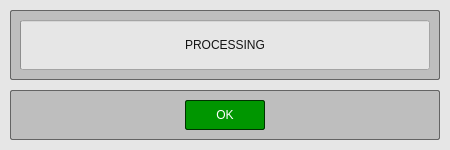
This is src/Forms/ProcessingWindow.ui in psv-git/BDOLang as Qt 5 draws it before an edit. The edited form follows.
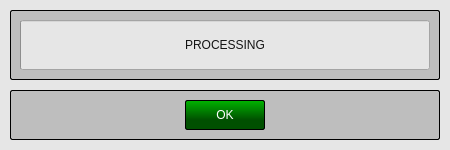
This is the edited form. Icons and pictures are not drawn.

Diff of the .ui file:
```diff
--- a/src/Forms/ProcessingWindow.ui
+++ b/src/Forms/ProcessingWindow.ui
@@ -57,7 +57,7 @@
     <string notr="true">QFrame {
 	background-color: rgb(190, 190, 190);
 	
-	border: 1px solid  rgb(100, 100, 100);
+	border: 1px solid  rgb(0, 0, 0);
 	border-radius: 2px;
 }
 </string>
@@ -66,7 +66,13 @@
     <enum>QFrame::StyledPanel</enum>
    </property>
    <property name="frameShadow">
-    <enum>QFrame::Raised</enum>
+    <enum>QFrame::Sunken</enum>
+   </property>
+   <property name="lineWidth">
+    <number>5</number>
+   </property>
+   <property name="midLineWidth">
+    <number>2</number>
    </property>
    <widget class="QProgressBar" name="progressBar">
     <property name="geometry">
@@ -143,7 +149,7 @@
     <string notr="true">QFrame {
 	background-color: rgb(190, 190, 190);
 	
-	border: 1px solid  rgb(100, 100, 100);
+	border: 1px solid  rgb(0, 0, 0);
 	border-radius: 2px;
 }
 </string>
@@ -152,7 +158,13 @@
     <enum>QFrame::StyledPanel</enum>
    </property>
    <property name="frameShadow">
-    <enum>QFrame::Raised</enum>
+    <enum>QFrame::Sunken</enum>
+   </property>
+   <property name="lineWidth">
+    <number>5</number>
+   </property>
+   <property name="midLineWidth">
+    <number>2</number>
    </property>
    <widget class="QPushButton" name="exitButton">
     <property name="enabled">
@@ -177,9 +189,9 @@
 	font: 75 12pt &quot;Liberation Sans&quot;;
 	color: rgb(255, 255, 255);
 
-	background-color: rgb(0, 150, 0);
+	background-color: qlineargradient(x1: 0, y1: 0, x2: 0, y2: 0.67,  stop: 0 rgb(0, 180, 0), stop: 1 rgb(0, 80, 0));
 
-	border: 1px solid  rgb(0, 50, 0);
+	border: 1px solid  rgb(0, 0, 0);
 	border-radius: 2px;
 }
 
@@ -188,7 +200,7 @@
 }
 
 QPushButton:disabled {
-	background-color: rgb(100, 150, 100);
+	background-color: rgb(150, 180, 150);
 }
 </string>
     </property>
```
Left out of the diff: 2 changed lines with no effect on the pictures.
